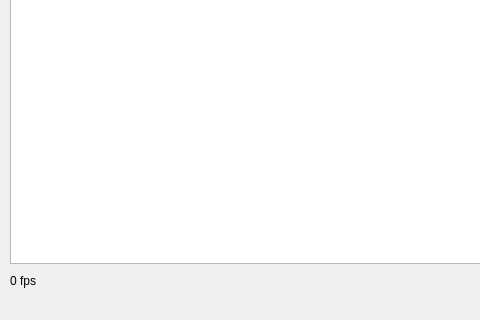
Above: CStationFXSender/mainwindow.ui from Pvg08/CStationFXSenderReciever before the change; both pictures show x 0 to 480 and y 107 to 427 of the 588 by 427 pixel window. Below: the same form after it.
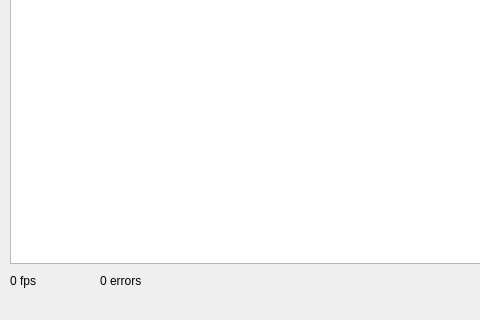
That is the form after the change.

The edit to the form file:
```diff
--- a/CStationFXSender/mainwindow.ui
+++ b/CStationFXSender/mainwindow.ui
@@ -137,6 +137,19 @@
      <string>0 fps</string>
     </property>
    </widget>
+   <widget class="QLabel" name="label_errors">
+    <property name="geometry">
+     <rect>
+      <x>100</x>
+      <y>380</y>
+      <width>111</width>
+      <height>16</height>
+     </rect>
+    </property>
+    <property name="text">
+     <string>0 errors</string>
+    </property>
+   </widget>
   </widget>
   <widget class="QStatusBar" name="statusBar"/>
  </widget>
```
